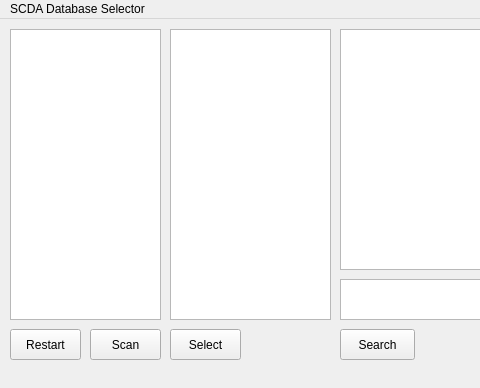
This is GUItest/mainwindow.ui in JBs197/GUI as Qt 5 draws it before an edit; both pictures show x 0 to 480 and y 0 to 388 of the 736 by 388 pixel window. The edited form follows.
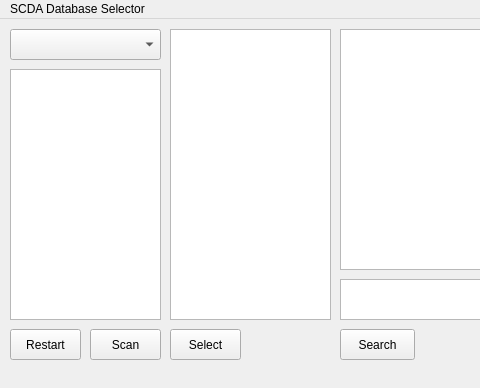
This is the edited form.

Commit message: initial forays connecting gui to c++

```diff
--- a/GUItest/mainwindow.ui
+++ b/GUItest/mainwindow.ui
@@ -18,9 +18,9 @@
     <property name="geometry">
      <rect>
       <x>10</x>
-      <y>10</y>
+      <y>50</y>
       <width>151</width>
-      <height>291</height>
+      <height>251</height>
      </rect>
     </property>
    </widget>
@@ -119,6 +119,16 @@
      <string>Select</string>
     </property>
    </widget>
+   <widget class="QComboBox" name="comboBox">
+    <property name="geometry">
+     <rect>
+      <x>10</x>
+      <y>10</y>
+      <width>151</width>
+      <height>31</height>
+     </rect>
+    </property>
+   </widget>
   </widget>
   <widget class="QMenuBar" name="menubar">
    <property name="geometry">
```
The commit also changes 2 other files.
